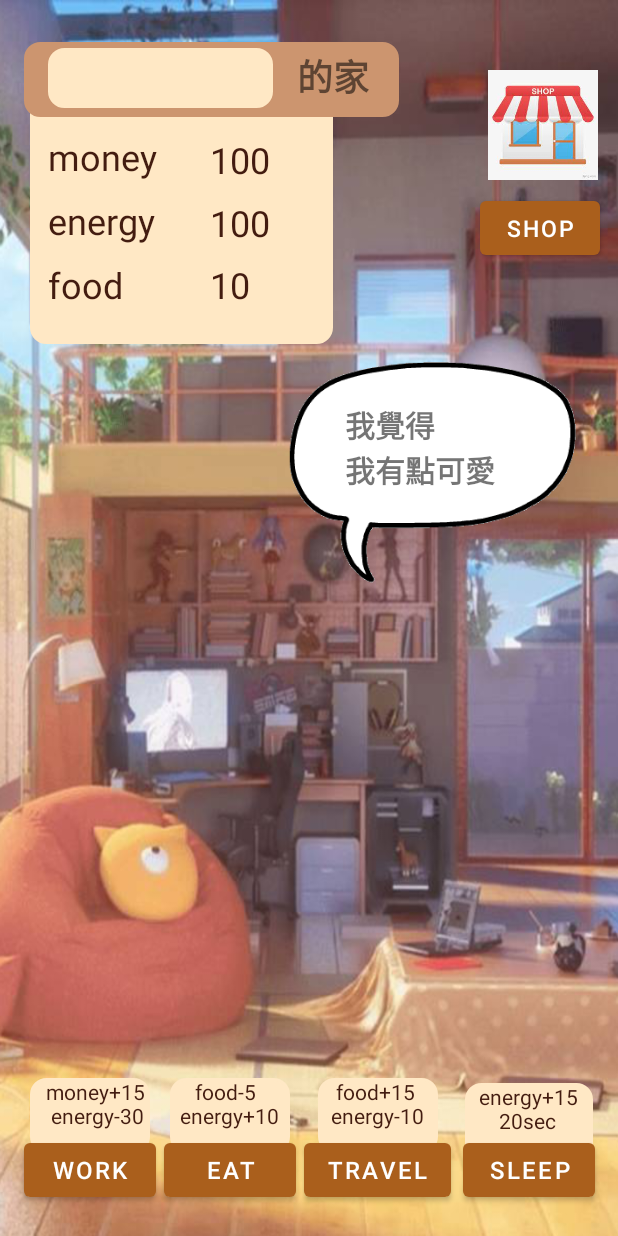
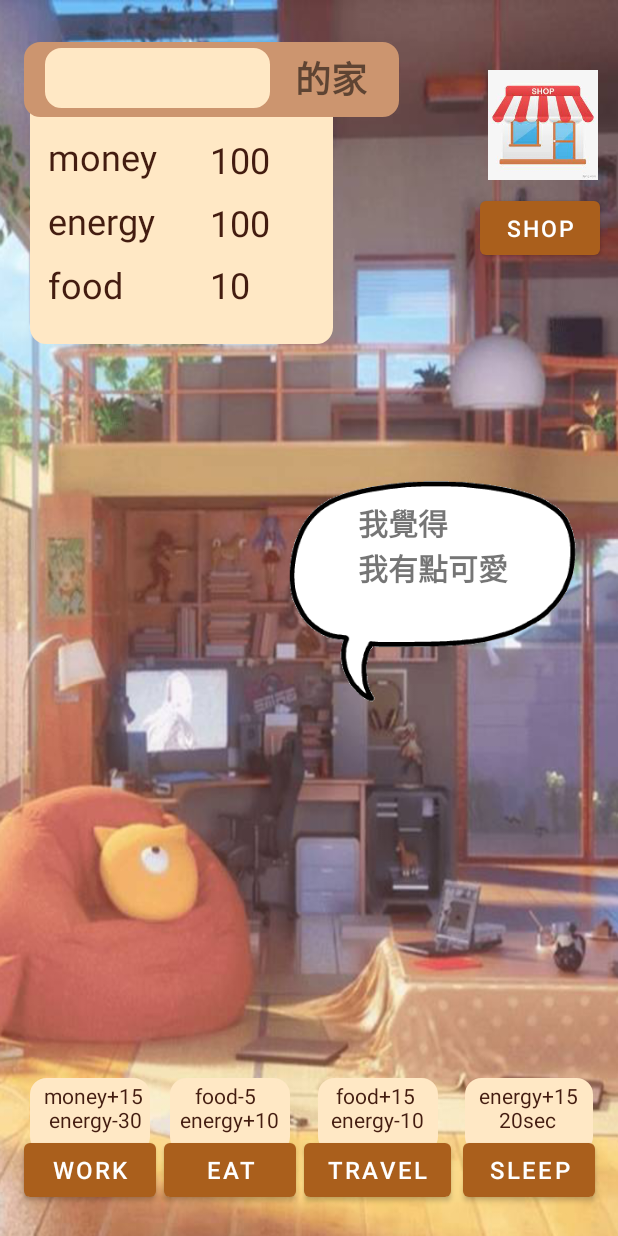
Before and after one commit to imbianyunren/Picasso, an Android app: the main_place screen opened directly, with no data from a screen before it, on a phone screen of 412 x 824 dp. Run offline under Robolectric (Android 15) with nearby library versions, the phone set to English and light mode, and no system bars; 1 statement that could not run was skipped.

Commit message:
ver final

```diff
--- a/app/src/main/AndroidManifest.xml
+++ b/app/src/main/AndroidManifest.xml
@@ -9,9 +9,9 @@
 
     <application
         android:allowBackup="true"
-        android:icon="@mipmap/ic_launcher"
+        android:icon="@drawable/icon"
         android:label="@string/app_name"
-        android:roundIcon="@mipmap/ic_launcher_round"
+        android:roundIcon="@drawable/icon"
         android:supportsRtl="true"
         android:theme="@style/Theme.MyApplication">
 
--- a/app/src/main/java/com/example/myapplication/main_place.java
+++ b/app/src/main/java/com/example/myapplication/main_place.java
@@ -158,6 +158,7 @@ public class main_place extends AppCompatActivity {
                     food.setText(String.valueOf(foodcal));
                     energycal = energycal + 10;
                     energy.setText(String.valueOf(energycal));
+                    dialogmsg.setText("好吃好吃~");
                 } else if(not_worktraveling==1 && foodcal<5) {
                     new AlertDialog.Builder(main_place.this)
                             .setTitle("已經沒有食物")//設定視窗標題
--- a/app/src/main/res/layout-v21/activity_main_place.xml
+++ b/app/src/main/res/layout-v21/activity_main_place.xml
@@ -11,12 +11,11 @@
         android:id="@+id/gifImageView"
         android:layout_width="204dp"
         android:layout_height="206dp"
-        android:layout_marginTop="32dp"
         android:src="@drawable/dialog"
+        app:layout_constraintBottom_toTopOf="@+id/show_text_imageView"
         app:layout_constraintEnd_toEndOf="parent"
         app:layout_constraintHorizontal_bias="0.879"
-        app:layout_constraintStart_toStartOf="parent"
-        app:layout_constraintTop_toBottomOf="@+id/shop_button" />
+        app:layout_constraintStart_toStartOf="parent" />
 
     <View
         android:id="@+id/view9"
@@ -66,7 +65,7 @@
         android:layout_marginLeft="9dp"
         android:layout_marginEnd="16dp"
         android:layout_marginRight="16dp"
-        android:layout_marginBottom="52dp"
+        android:layout_marginBottom="55dp"
         android:background="@drawable/shape_rectangle"
         android:backgroundTint="#FFE8C5"
         app:layout_constraintBottom_toBottomOf="parent"
@@ -107,14 +106,12 @@
         android:id="@+id/view8"
         android:layout_width="150dp"
         android:layout_height="40dp"
-        android:layout_marginStart="32dp"
-        android:layout_marginLeft="32dp"
         android:layout_marginTop="32dp"
         android:background="@drawable/shape_rectangle"
         android:backgroundTint="#FFE8C5"
-        app:layout_constraintEnd_toEndOf="parent"
-        app:layout_constraintHorizontal_bias="0.0"
-        app:layout_constraintStart_toStartOf="parent"
+        app:layout_constraintEnd_toEndOf="@+id/name"
+        app:layout_constraintHorizontal_bias="0.14"
+        app:layout_constraintStart_toStartOf="@+id/name"
         app:layout_constraintTop_toTopOf="parent" />
 
     <TextView
@@ -127,9 +124,9 @@
         android:textSize="24sp"
         android:visibility="visible"
         app:layout_constraintBottom_toBottomOf="@+id/name"
-        app:layout_constraintEnd_toEndOf="parent"
-        app:layout_constraintHorizontal_bias="0.199"
-        app:layout_constraintStart_toStartOf="parent"
+        app:layout_constraintEnd_toEndOf="@+id/name"
+        app:layout_constraintHorizontal_bias="0.287"
+        app:layout_constraintStart_toStartOf="@+id/name"
         app:layout_constraintTop_toTopOf="@+id/name"
         app:layout_constraintVertical_bias="0.0" />
 
@@ -144,11 +141,11 @@
         android:textStyle="bold"
         android:visibility="visible"
         app:layout_constraintBottom_toBottomOf="@+id/name"
-        app:layout_constraintEnd_toEndOf="parent"
-        app:layout_constraintHorizontal_bias="0.544"
-        app:layout_constraintStart_toStartOf="parent"
+        app:layout_constraintEnd_toEndOf="@+id/name"
+        app:layout_constraintHorizontal_bias="0.896"
+        app:layout_constraintStart_toStartOf="@+id/name"
         app:layout_constraintTop_toTopOf="@+id/name"
-        app:layout_constraintVertical_bias="0.692" />
+        app:layout_constraintVertical_bias="1.0" />
 
     <ImageView
         android:id="@+id/show_text_imageView"
@@ -234,11 +231,11 @@
         android:id="@+id/left1"
         android:layout_width="wrap_content"
         android:layout_height="wrap_content"
-        android:layout_marginBottom="15dp"
+        android:layout_marginBottom="68dp"
         android:text="   food-5\nenergy+10"
         android:textColor="#431C10"
         android:textSize="14sp"
-        app:layout_constraintBottom_toBottomOf="@+id/view5"
+        app:layout_constraintBottom_toBottomOf="parent"
         app:layout_constraintEnd_toEndOf="@+id/eat_button"
         app:layout_constraintHorizontal_bias="0.51"
         app:layout_constraintStart_toStartOf="@+id/eat_button" />
@@ -302,13 +299,13 @@
         android:id="@+id/left2"
         android:layout_width="wrap_content"
         android:layout_height="wrap_content"
-        android:layout_marginBottom="15dp"
+        android:layout_marginBottom="68dp"
         android:text="money+15\n energy-30"
         android:textColor="#431C10"
         android:textSize="14sp"
-        app:layout_constraintBottom_toBottomOf="@+id/view4"
+        app:layout_constraintBottom_toBottomOf="parent"
         app:layout_constraintEnd_toEndOf="@+id/work_button"
-        app:layout_constraintHorizontal_bias="0.67"
+        app:layout_constraintHorizontal_bias="0.63"
         app:layout_constraintStart_toStartOf="@+id/work_button" />
 
     <Button
@@ -328,11 +325,11 @@
         android:id="@+id/right2"
         android:layout_width="wrap_content"
         android:layout_height="wrap_content"
-        android:layout_marginBottom="15dp"
+        android:layout_marginBottom="68dp"
         android:text=" food+15\nenergy-10"
         android:textColor="#431C10"
         android:textSize="14sp"
-        app:layout_constraintBottom_toBottomOf="@+id/view7"
+        app:layout_constraintBottom_toBottomOf="parent"
         app:layout_constraintEnd_toEndOf="@+id/travel_button"
         app:layout_constraintHorizontal_bias="0.51"
         app:layout_constraintStart_toStartOf="@+id/travel_button" />
@@ -341,13 +338,13 @@
         android:id="@+id/right3"
         android:layout_width="wrap_content"
         android:layout_height="wrap_content"
-        android:layout_marginBottom="15dp"
+        android:layout_marginBottom="68dp"
         android:text="energy+15\n    20sec"
         android:textAllCaps="false"
         android:textColor="#431C10"
         android:textIsSelectable="false"
         android:textSize="14sp"
-        app:layout_constraintBottom_toBottomOf="@+id/view6"
+        app:layout_constraintBottom_toBottomOf="parent"
         app:layout_constraintEnd_toEndOf="@+id/sleep_button"
         app:layout_constraintStart_toStartOf="@+id/sleep_button" />
 
@@ -414,14 +411,14 @@
         android:layout_width="wrap_content"
         android:layout_height="wrap_content"
         android:layout_gravity="center"
-        android:layout_marginTop="92dp"
+        android:layout_marginBottom="100dp"
         android:text="TextView"
         android:textSize="20sp"
         android:textStyle="bold"
-        app:layout_constraintEnd_toEndOf="parent"
-        app:layout_constraintHorizontal_bias="0.738"
-        app:layout_constraintStart_toStartOf="parent"
-        app:layout_constraintTop_toBottomOf="@+id/shop_button" />
+        app:layout_constraintBottom_toBottomOf="@+id/gifImageView"
+        app:layout_constraintEnd_toEndOf="@+id/gifImageView"
+        app:layout_constraintHorizontal_bias="0.537"
+        app:layout_constraintStart_toStartOf="@+id/gifImageView" />
 
     <ImageView
         android:id="@+id/travelwork"
```
Also changed, not shown: app/src/main/res/layout-v21/typename.xml (+9 -16 lines), app/src/main/res/values/strings.xml (+1 -6 lines), app/src/main/res/drawable/icon.png (added).
